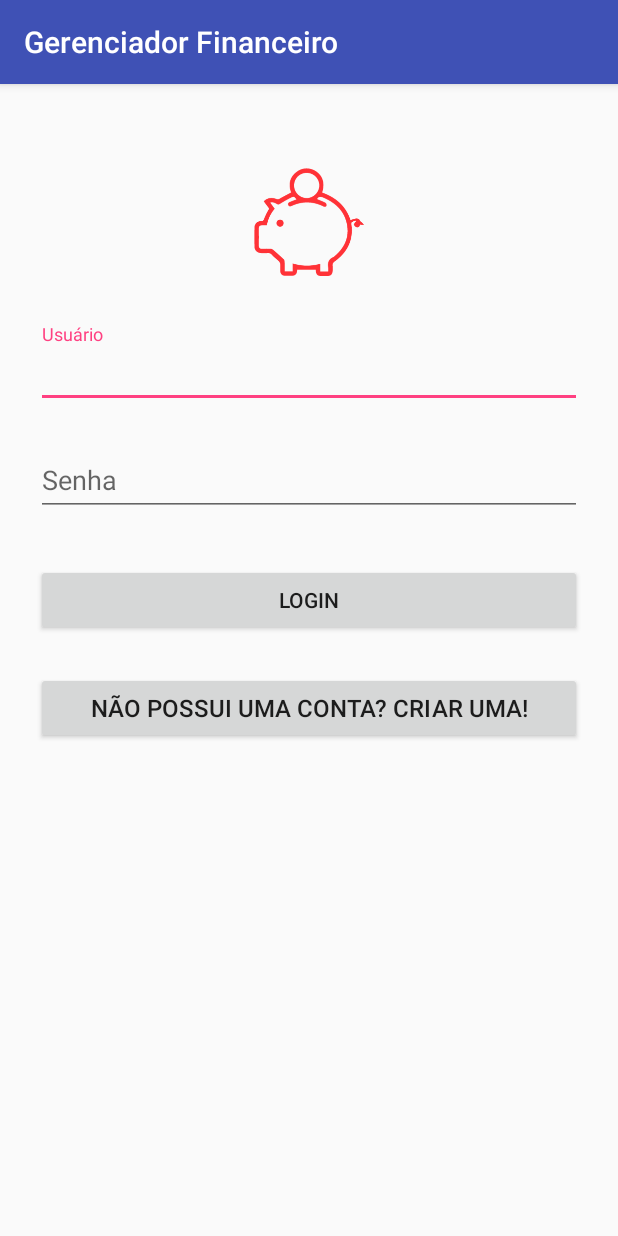
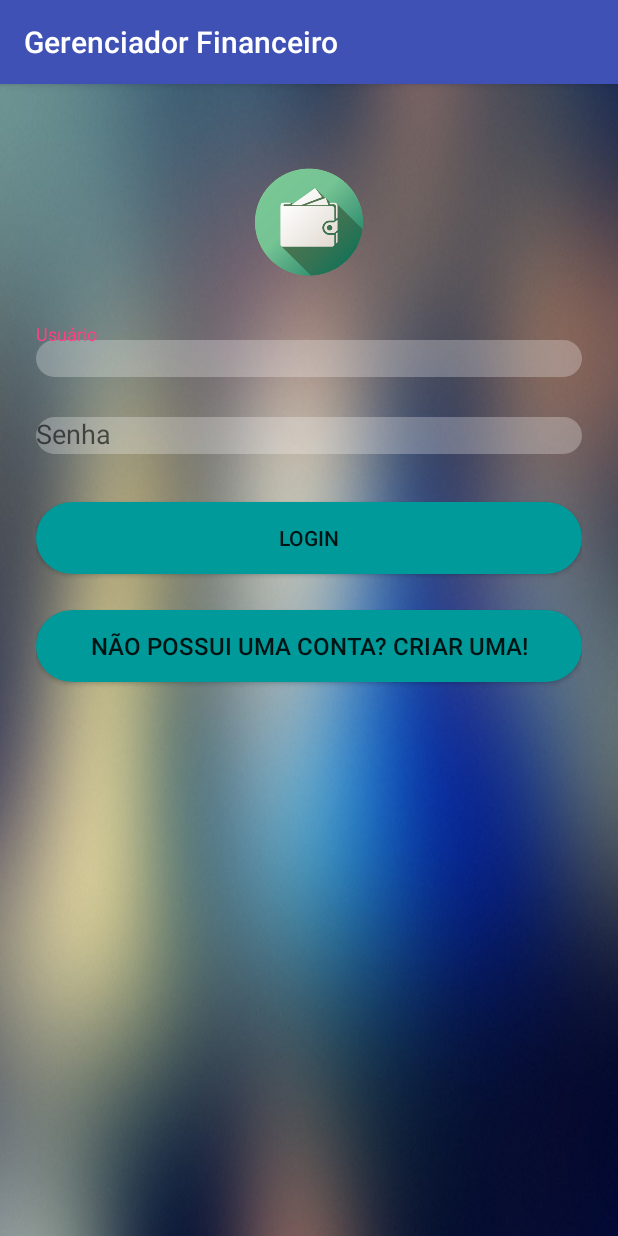
Before and after one commit to rgsgonc/GerenciadorAppAndroid, an Android app: the screen it shows after launch (LoginActivity), on a phone screen of 412 x 824 dp. Run offline under Robolectric (Android 15) with nearby library versions, the phone set to English and light mode, and no system bars.

Commit message:
ajusta na interface de login

```diff
--- a/app/src/main/AndroidManifest.xml
+++ b/app/src/main/AndroidManifest.xml
@@ -30,7 +30,7 @@
             android:label="@string/title_activity_tela_inicial" />
         <activity android:name=".CadastrarTransacaoActivity" />
         <activity android:name=".SobreActivity" />
-        <activity android:name=".GraficoActivity"></activity>
+        <activity android:name=".GraficoActivity" />
     </application>
 
 </manifest>
--- /dev/null
+++ b/app/src/main/res/drawable/round.xml
@@ -0,0 +1,9 @@
+<?xml version="1.0" encoding="utf-8"?>
+<shape xmlns:android="http://schemas.android.com/apk/res/android"
+    android:shape="rectangle">
+    <solid android:color="#009a9a" />
+    <corners android:bottomRightRadius="25dp"
+        android:bottomLeftRadius="25dp"
+        android:topRightRadius="25dp"
+        android:topLeftRadius="25dp"/>
+</shape>
--- /dev/null
+++ b/app/src/main/res/drawable/roundwhite.xml
@@ -0,0 +1,9 @@
+<?xml version="1.0" encoding="utf-8"?>
+<shape xmlns:android="http://schemas.android.com/apk/res/android"
+    android:shape="rectangle">
+    <solid android:color="#4fff" />
+    <corners android:bottomRightRadius="25dp"
+        android:bottomLeftRadius="25dp"
+        android:topRightRadius="25dp"
+        android:topLeftRadius="25dp"/>
+</shape>
--- a/app/src/main/res/layout/activity_login.xml
+++ b/app/src/main/res/layout/activity_login.xml
@@ -3,7 +3,8 @@
     xmlns:tools="http://schemas.android.com/tools"
     android:layout_width="fill_parent"
     android:layout_height="fill_parent"
-    android:fitsSystemWindows="true">
+    android:fitsSystemWindows="true"
+    android:background="@drawable/uikitblur">
 
     <LinearLayout
         android:orientation="vertical"
@@ -27,6 +28,7 @@
             android:layout_marginTop="8dp"
             android:layout_marginBottom="8dp">
             <EditText android:id="@+id/input_email"
+                android:background="@drawable/roundwhite"
                 android:layout_width="match_parent"
                 android:layout_height="wrap_content"
                 android:hint="Usuário" />
@@ -39,6 +41,7 @@
             android:layout_marginTop="8dp"
             android:layout_marginBottom="8dp">
             <EditText android:id="@+id/input_password"
+                android:background="@drawable/roundwhite"
                 android:layout_width="match_parent"
                 android:layout_height="wrap_content"
                 android:inputType="textPassword"
@@ -51,6 +54,7 @@
             android:layout_width="fill_parent"
             android:layout_height="wrap_content"
             android:layout_marginTop="24dp"
+            android:background="@drawable/round"
             android:layout_marginBottom="24dp"
             android:padding="12dp"
             android:text="Login"/>
@@ -62,6 +66,7 @@
             android:text="Não possui uma conta? Criar uma!"
             android:gravity="center"
             android:textSize="16dip"
+            android:background="@drawable/round"
             android:onClick="addNovoUsuario"/>
 
     </LinearLayout>
```
Also changed, not shown: app/src/main/res/drawable/email.png (added), app/src/main/res/drawable/green.png (added), app/src/main/res/drawable/icone_mais.png (deleted), app/src/main/res/drawable/icone_sobre2.png (deleted), app/src/main/res/drawable/logo.png, app/src/main/res/drawable/logo3.png (added), app/src/main/res/drawable/name.png (added), app/src/main/res/drawable/password.png (added), app/src/main/res/drawable/transparent.png (added), app/src/main/res/drawable/uikitblur.jpg (added), app/src/main/res/drawable/username.png (added).
